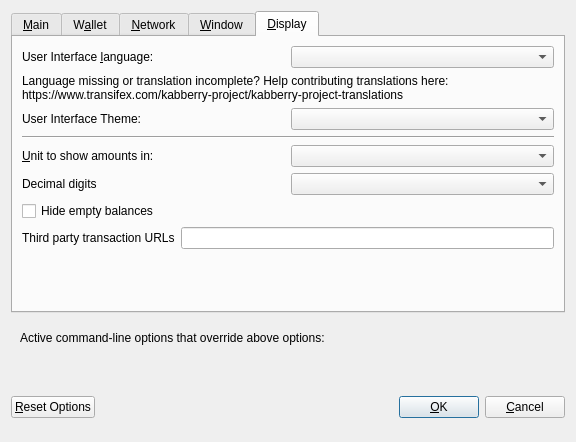
Above: src/qt/forms/optionsdialog.ui from KABBERRY/Kabberry-Coin before the change. Below: the same form after it.
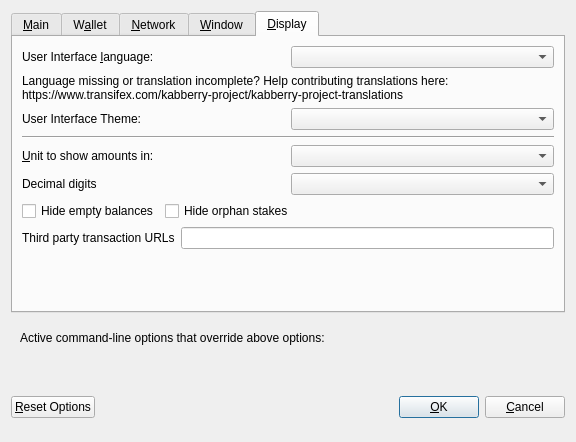
That is the form after the change. The open tabs and pages were chosen to show the change. Custom widgets are drawn as their Qt base class.

Commit message: [GUI] Hide orphans

Patch:
```diff
--- a/src/qt/forms/optionsdialog.ui
+++ b/src/qt/forms/optionsdialog.ui
@@ -521,7 +521,7 @@
         </widget>
        </item>
        <item>
-        <layout class="QHBoxLayout" name="horizontalLayout_4_Display" stretch="0,0">
+        <layout class="QHBoxLayout" name="horizontalLayout_2_Display" stretch="0,0">
          <item>
           <widget class="QLabel" name="themeLabel">
            <property name="text">
@@ -542,7 +542,7 @@
         </widget>
        </item>
        <item>
-        <layout class="QHBoxLayout" name="horizontalLayout_2_Display">
+        <layout class="QHBoxLayout" name="horizontalLayout_3_Display">
          <item>
           <widget class="QLabel" name="unitLabel">
            <property name="text">
@@ -566,7 +566,7 @@
         </layout>
        </item>
        <item>
-        <layout class="QHBoxLayout" name="horizontalLayout_5_Display">
+        <layout class="QHBoxLayout" name="horizontalLayout_4_Display">
          <item>
           <widget class="QLabel" name="digitsLabel">
            <property name="text">
@@ -580,6 +580,8 @@
         </layout>
        </item>
        <item>
+        <layout class="QHBoxLayout" name="horizontalLayout_5_Display">
+         <item>
         <widget class="QCheckBox" name="checkBoxHideZeroBalances">
          <property name="toolTip">
           <string>Hide empty balances</string>
@@ -593,7 +595,32 @@
         </widget>
        </item>
        <item>
-        <layout class="QHBoxLayout" name="horizontalLayout_3_Display">
+          <widget class="QCheckBox" name="checkBoxHideOrphans">
+           <property name="toolTip">
+            <string>Hide orphan stakes in transaction lists</string>
+           </property>
+           <property name="text">
+            <string>Hide orphan stakes</string>
+           </property>
+          </widget>
+         </item>
+         <item>
+          <spacer name="horizontalSpacer">
+           <property name="orientation">
+            <enum>Qt::Horizontal</enum>
+           </property>
+           <property name="sizeHint" stdset="0">
+            <size>
+             <width>40</width>
+             <height>20</height>
+            </size>
+           </property>
+          </spacer>
+         </item>
+        </layout>
+       </item>
+       <item>
+        <layout class="QHBoxLayout" name="horizontalLayout_6_Display">
          <item>
           <widget class="QLabel" name="thirdPartyTxUrlsLabel">
            <property name="toolTip">
```
Left out of the diff: 2 changed lines with no effect on the pictures. Lines whose indentation alone changed are shown as unchanged. The commit also changes 9 other files.
